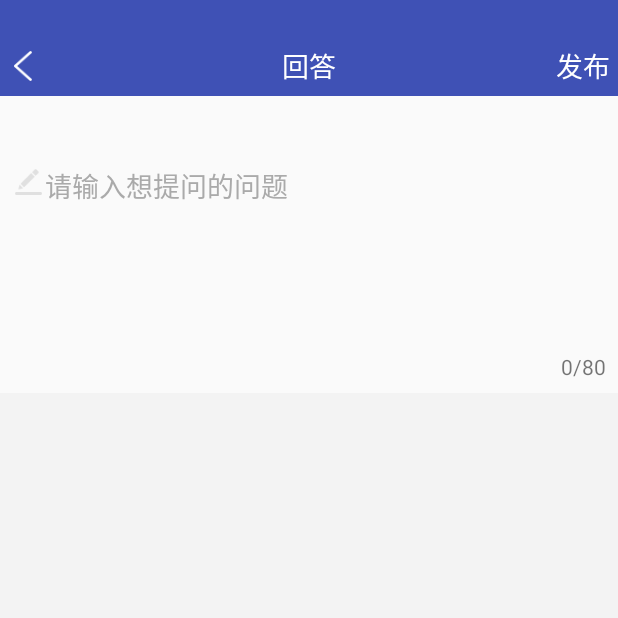
After one commit to dlmufei/QChat, an Android app: the NewAnswerActivity screen opened directly, with no data from a screen before it, on a phone screen of 412 x 824 dp, the top half of it. The commit adds this screen. Run offline under Robolectric (Android 15) with nearby library versions, the phone set to English and light mode, and no system bars; our stand-ins replace ButterKnife.

Commit message:
嘉宾回答功能

```diff
--- a/app/src/main/AndroidManifest.xml
+++ b/app/src/main/AndroidManifest.xml
@@ -20,6 +20,7 @@
         <activity android:name=".activity.LoginActivity" />
         <activity android:name=".activity.WebActivity"/>
         <activity android:name=".activity.NewQuesActivity"/>
+        <activity android:name=".activity.NewAnswerActivity"/>
         <activity android:name=".activity.StaffMsgActivity"/>
         <activity android:name=".activity.InviteActivity"/>
         <activity android:name=".activity.UserMsgActivity"/>
--- /dev/null
+++ b/app/src/main/java/com/tencent/qchat/activity/NewAnswerActivity.java
@@ -0,0 +1,111 @@
+package com.tencent.qchat.activity;
+
+import android.text.TextUtils;
+import android.util.Log;
+import android.widget.EditText;
+import android.widget.TextView;
+
+import com.google.gson.JsonObject;
+import com.tencent.qchat.R;
+import com.tencent.qchat.http.RetrofitHelper;
+import com.tencent.qchat.utils.UserUtil;
+
+import butterknife.BindView;
+import butterknife.OnClick;
+import butterknife.OnTextChanged;
+import rx.Subscriber;
+
+/**
+ * Created by cliffyan on 2016/9/2.
+ */
+public class NewAnswerActivity extends BaseActivity {
+    @BindView(R.id.title)
+    TextView mTitleView;
+    @BindView(R.id.more_tv)
+    TextView mPostView;
+
+    @BindView(R.id.answer_title)
+    TextView mAnswerTitleView;
+
+    @BindView(R.id.et_question)
+    EditText mQuestionEdit;
+    @BindView(R.id.tv_textNum)
+    TextView mTextNum;
+
+    int question_id = -1;
+    String question_title = null;
+
+    public static final String ANSWER_TYPE_TEXT = "text";
+    public static final String ANSWER_TYPE_VOICE = "voice";
+
+    public static final int REQ_CODE = 0x01;
+    public static final String Q_ID = "qid";
+    public static final String Q_TITLE = "qtitle";
+
+
+    @OnTextChanged(R.id.et_question)
+    protected void to_textNumChange() {
+        mTextNum.setText(mQuestionEdit.getText().length() + "/80");
+    }
+
+    @OnClick(R.id.back)
+    protected void to_back() {
+        onBackPressed();
+    }
+
+    @OnClick(R.id.more_tv)
+    protected void to_post_ques() {
+        String content = mQuestionEdit.getText().toString().trim();
+        if (TextUtils.isEmpty(content)) {
+            showToast("请先输入回答内容");
+            return;
+        }
+
+        RetrofitHelper.getInstance().addAnswer(UserUtil.getToken(this), question_id, ANSWER_TYPE_TEXT, content, new Subscriber<JsonObject>() {
+            @Override
+            public void onCompleted() {
+
+            }
+
+            @Override
+            public void onError(Throwable e) {
+                showToast(e.getMessage());
+            }
+
+            @Override
+            public void onNext(JsonObject jsonObject) {
+                Log.i("jsonObject", jsonObject.toString());//TODO
+                showToast("发布成功");
+                NewAnswerActivity.this.finish();
+
+
+            }
+        });
+    }
+
+    @Override
+    public int initLayoutRes() {
+        return R.layout.activity_new_answer;
+    }
+
+    @Override
+    public void onWillLoadView() {
+        question_id = getIntent().getIntExtra(Q_ID, -1);
+        question_title = getIntent().getStringExtra(Q_TITLE);
+    }
+
+    @Override
+    public void onDidLoadView() {
+        mTitleView.setText("回答");
+        mPostView.setText("发布");
+        mAnswerTitleView.setText(question_title);
+    }
+
+    @Override
+    public void onBackPressed() {
+        super.onBackPressed();
+        playExitAnimation();
+    }
+
+
+}
--- a/app/src/main/java/com/tencent/qchat/constant/Config.java
+++ b/app/src/main/java/com/tencent/qchat/constant/Config.java
@@ -22,6 +22,8 @@ public class Config {
     public static final String STAFF_LIST="user/staff-list"; //获取回答者列表
     public static final String MY_Q_LIST="user/my-question-list"; //获取我的提问列表
     public static final String Q_ADD="question/add";//增加一个提问
+    public static final String A_ADD="question/answer";//对提问增加一条回答
+
 
     public static final String MSG_LIST = "notification/list";  // 通知列表
     public static final String MSG_USER="notification/list";//获取普通用户的通知列表
--- /dev/null
+++ b/app/src/main/res/layout/activity_new_answer.xml
@@ -0,0 +1,29 @@
+<?xml version="1.0" encoding="utf-8"?>
+<LinearLayout xmlns:android="http://schemas.android.com/apk/res/android"
+    android:layout_width="match_parent"
+    android:layout_height="wrap_content"
+    android:orientation="vertical">
+
+    <include layout="@layout/widget_toolbar" />
+
+    <TextView
+        android:id="@+id/answer_title"
+        android:layout_width="wrap_content"
+        android:layout_height="wrap_content"
+        android:layout_marginBottom="5dp"
+        android:layout_marginTop="8dp"
+        android:paddingLeft="10dp"
+        android:paddingRight="10dp"
+        android:text="问题标题"
+        android:textColor="#325799"
+        android:textSize="@dimen/system_main_text_normal" />
+
+    <include layout="@layout/widget_input_layout"></include>
+
+    <View
+        android:layout_width="match_parent"
+        android:layout_height="0dp"
+        android:layout_weight="1"
+        android:background="#f3f3f3" />
+
+</LinearLayout>
--- /dev/null
+++ b/app/src/main/res/layout/widget_input_layout.xml
@@ -0,0 +1,41 @@
+<?xml version="1.0" encoding="utf-8"?>
+<RelativeLayout xmlns:android="http://schemas.android.com/apk/res/android"
+    android:layout_width="wrap_content" android:layout_height="wrap_content">
+    <RelativeLayout
+        android:layout_width="match_parent"
+        android:layout_height="160dp">
+
+        <ImageView
+            android:layout_width="18dp"
+            android:layout_height="18dp"
+            android:layout_marginLeft="10dp"
+            android:layout_marginTop="10dp"
+            android:src="@mipmap/pen" />
+
+        <EditText
+            android:id="@+id/et_question"
+            android:layout_width="match_parent"
+            android:layout_height="160dp"
+            android:background="@null"
+            android:gravity="start|left"
+            android:hint="请输入想提问的问题"
+            android:maxLength="80"
+            android:paddingLeft="30dp"
+            android:paddingTop="8dp"
+            android:textColorHint="@android:color/darker_gray"
+            android:textSize="18dp" />
+
+        <TextView
+            android:id="@+id/tv_textNum"
+            android:layout_width="wrap_content"
+            android:layout_height="wrap_content"
+            android:layout_alignParentBottom="true"
+            android:layout_alignParentRight="true"
+            android:layout_marginBottom="8dp"
+            android:layout_marginRight="8dp"
+            android:gravity="end|right"
+            android:text="0/80" />
+
+    </RelativeLayout>
+
+</RelativeLayout>
```
Also changed, not shown: app/src/main/java/com/tencent/qchat/activity/MainActivity.java (+10 -1 lines), app/src/main/java/com/tencent/qchat/http/EndPointInterface.java (+7 -0 lines), app/src/main/java/com/tencent/qchat/http/RetrofitHelper.java (+11 -0 lines), app/src/main/res/layout/activity_new_ques.xml (+1 -36 lines).
